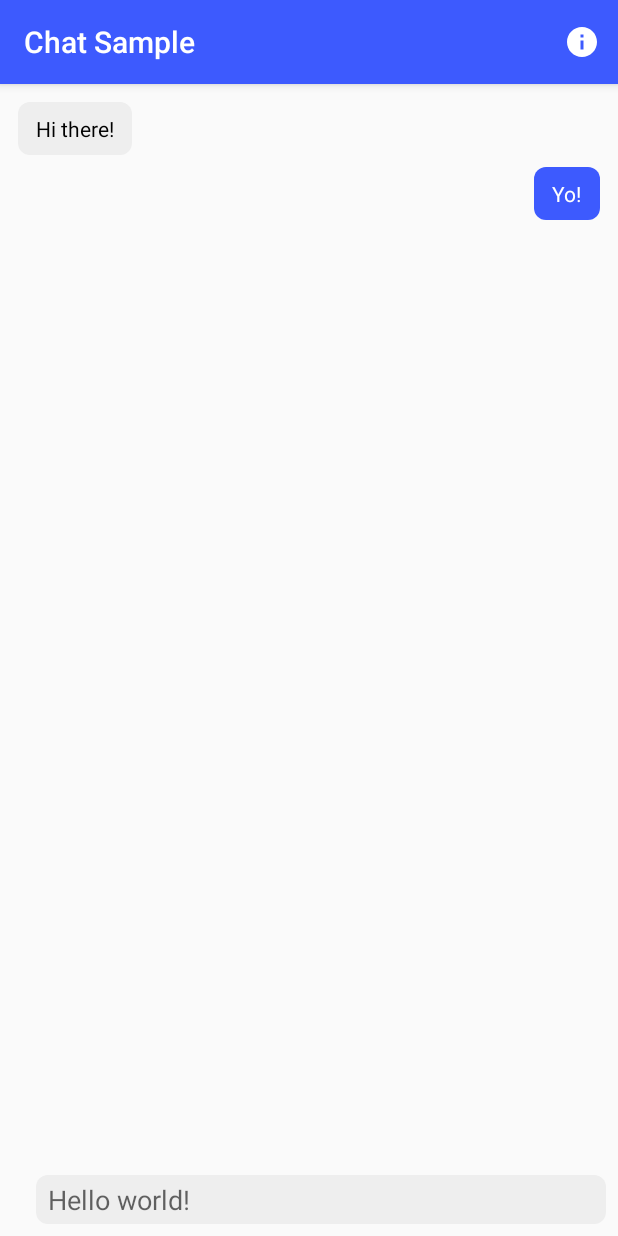
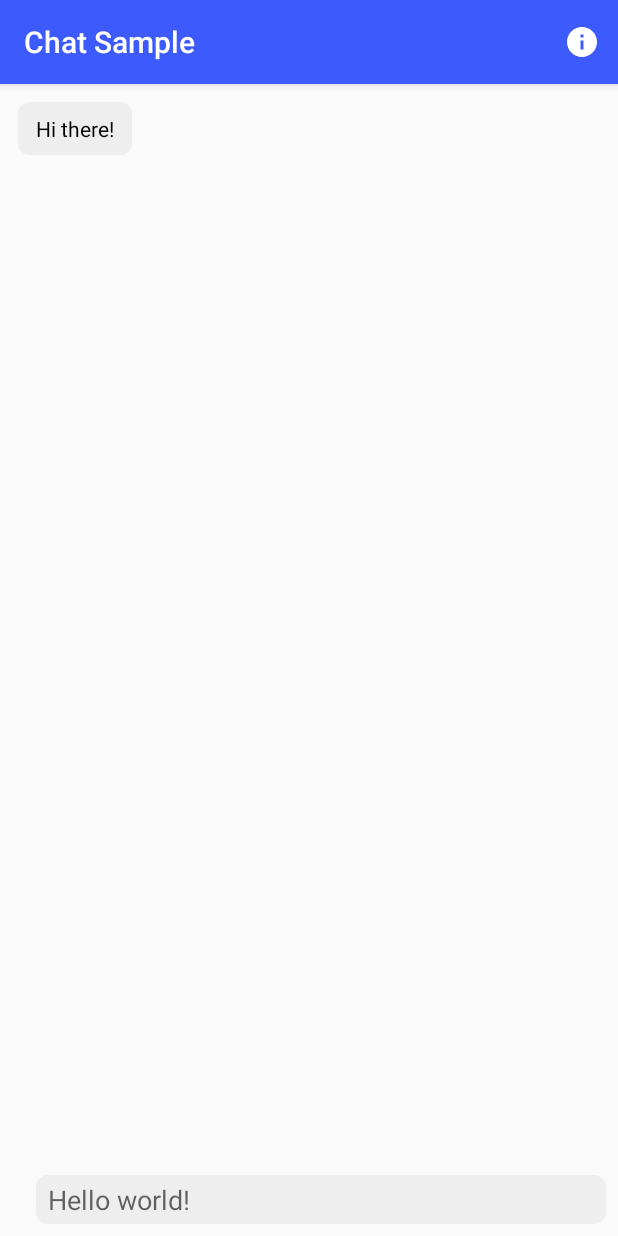
Before and after one commit to mianuddin/android-bitmoji-sample-app, an Android app: the screen it shows after launch (MainActivity), on a phone screen of 412 x 824 dp. Run offline under Robolectric (Android 15) with nearby library versions, the phone set to English and light mode, and no system bars; libraries missing offline, so code that uses them is left out: com.snapchat.kit; 2 statements that could not run were skipped.

```diff
--- a/app/src/main/java/com/example/chatsample/message/MessageAdapter.kt
+++ b/app/src/main/java/com/example/chatsample/message/MessageAdapter.kt
@@ -15,7 +15,7 @@ class MessageAdapter : RecyclerView.Adapter<MessageAdapter.MessageViewHolder>()
         TextMessage(
             "Hi there!",
             true
-        ), TextMessage("Yo!")
+        )
     )
 
     class MessageViewHolder(val messageView: LinearLayout) : RecyclerView.ViewHolder(messageView)
```
